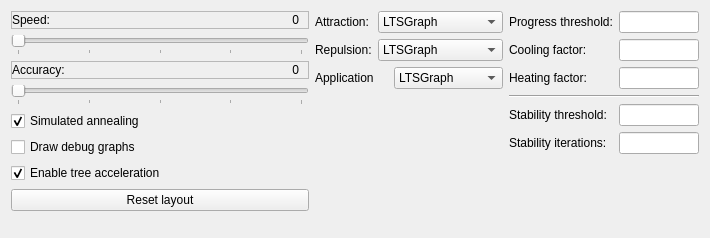
Old version of the form tools/release/ltsgraph/advancedspringlayoutdialog.ui in the repository mCRL2org/mCRL2.
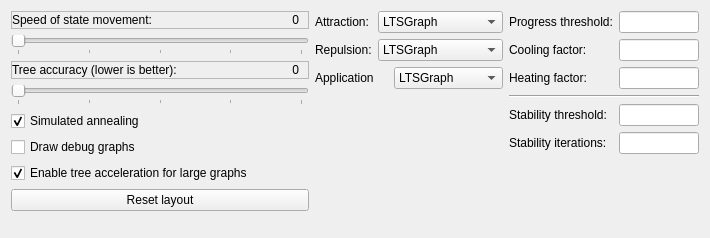
New version of the form.

```diff
--- a/tools/release/ltsgraph/advancedspringlayoutdialog.ui
+++ b/tools/release/ltsgraph/advancedspringlayoutdialog.ui
@@ -52,7 +52,7 @@
         <item>
          <widget class="QLabel" name="lbl_spd">
           <property name="text">
-           <string>Speed:</string>
+           <string>Speed of state movement:</string>
           </property>
          </widget>
         </item>
@@ -109,7 +109,7 @@
         <item>
          <widget class="QLabel" name="lbl_acc">
           <property name="text">
-           <string>Accuracy:</string>
+           <string>Tree accuracy (lower is better):</string>
           </property>
          </widget>
         </item>
@@ -165,7 +165,7 @@
      <item>
       <widget class="QCheckBox" name="chk_enableTree">
        <property name="text">
-        <string>Enable tree acceleration</string>
+        <string>Enable tree acceleration for large graphs</string>
        </property>
        <property name="checked">
         <bool>true</bool>
```
